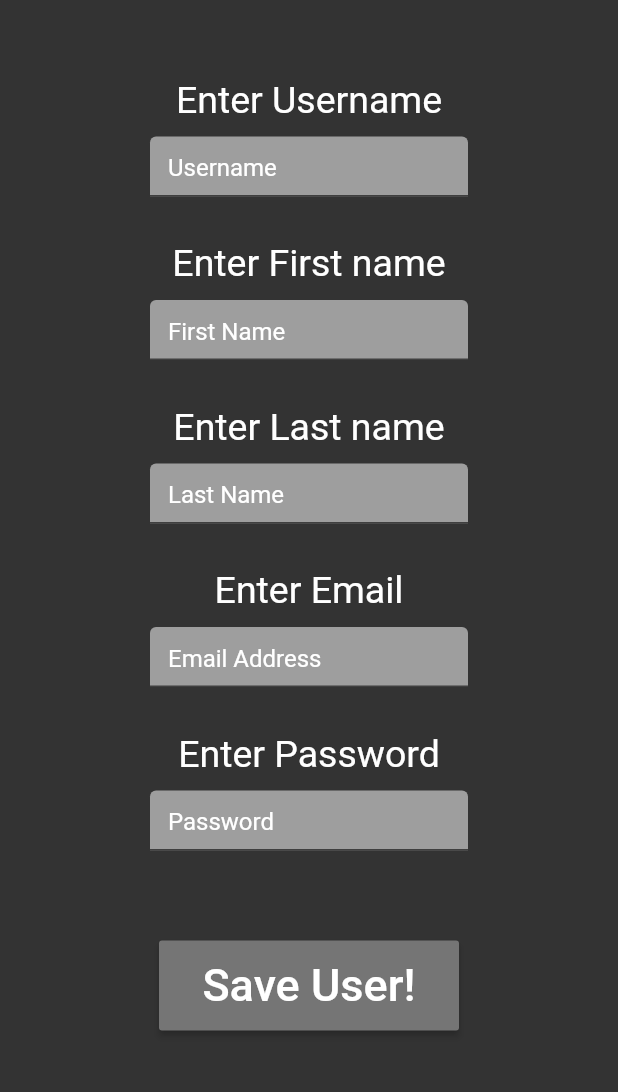
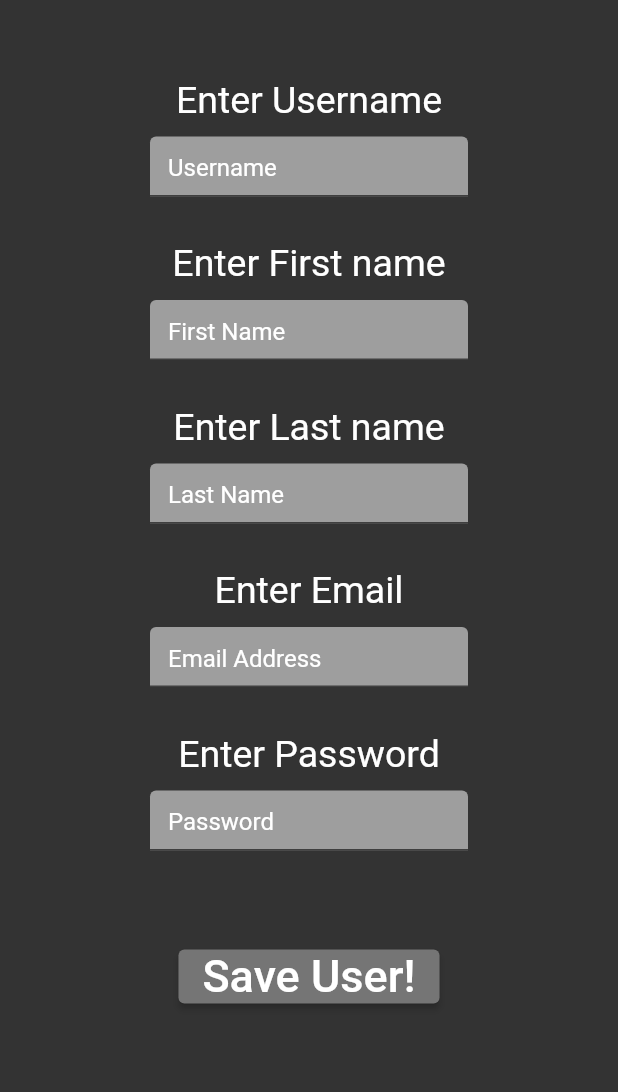
Before and after one commit to jasonc2901/Full-Stack-Flutter-Python-App, a Flutter app: the screen it shows after launch, after a tap on "New User", on a phone screen of 412 x 824 dp, the part 66-1158 px from its top. Run offline on Flutter 3.47's test engine with Material 2 defaults, Android fonts, the light colour scheme and no system bars; network calls fail; Roboto replaces fonts that are missing (Calibri).

Commit message:
Updated for flutter 2.0

```diff
--- a/lib/CustomAlert/CustomAlertDialog.dart
+++ b/lib/CustomAlert/CustomAlertDialog.dart
@@ -72,8 +72,8 @@ class CustomDialog extends StatelessWidget {
               SizedBox(height: 24.0),
               Align(
                 alignment: Alignment.bottomCenter,
-                child: FlatButton(
-                  color: buttonColor,
+                child: TextButton(
+                  style: ButtonStyle(backgroundColor: MaterialStateProperty.all(buttonColor)),
                   onPressed: () {
                     Navigator.of(context).pop(); // To close the dialog
                   },
--- a/lib/main.dart
+++ b/lib/main.dart
@@ -1,6 +1,6 @@
 import 'package:flutter/material.dart';
 import 'package:simple_api_app/view/home_screen.dart';
-import 'package:simple_api_app/view/user_details_view.dart';
+// import 'package:simple_api_app/view/user_details_view.dart';
 
 void main() => runApp(MyApp());
 
--- a/lib/view/home_screen.dart
+++ b/lib/view/home_screen.dart
@@ -1,5 +1,5 @@
 import 'package:flutter/material.dart';
-import 'package:simple_api_app/blocs/addUserBloc.dart';
+// import 'package:simple_api_app/blocs/addUserBloc.dart';
 import 'package:simple_api_app/view/new_user_setup.dart';
 import 'package:simple_api_app/view/user_details_view.dart';
 
@@ -38,13 +38,13 @@ class _GetHomeState extends State<HomePage> {
                 ButtonTheme(
                   minWidth: 150,
                   height: 70,
-                  child: RaisedButton(
+                  child: ElevatedButton(
                     onPressed: () {
                       print("New User Button Pressed!!!");
                       Navigator.of(context).push(MaterialPageRoute(
                         builder: (context) => CreateNewUserPage()));
                     },
-                    color: Colors.grey[600],
+                    style: ButtonStyle(backgroundColor: MaterialStateProperty.all(Colors.grey[600])),
                     child: Text('New User',
                         style: TextStyle(fontSize: 27, color: Colors.white)),
                   ),
@@ -55,7 +55,7 @@ class _GetHomeState extends State<HomePage> {
                 ButtonTheme(
                   minWidth: 150,
                   height: 70,
-                  child: RaisedButton(
+                  child: ElevatedButton(
                     onPressed: () {
                       print("Existing User Button Pressed!!!");
                       Navigator.push(
@@ -63,7 +63,7 @@ class _GetHomeState extends State<HomePage> {
                         MaterialPageRoute(builder: (context) => GetUserDetails()),
                     );
                     },
-                    color: Colors.grey[600],
+                    style:ButtonStyle(backgroundColor:MaterialStateProperty.all(Colors.grey[600])),
                     child: Text('View User',
                         style: TextStyle(fontSize: 27, color: Colors.white)),
                   ),
--- a/lib/view/new_user_adding.dart
+++ b/lib/view/new_user_adding.dart
@@ -146,8 +146,9 @@ class Error extends StatelessWidget {
             ),
           ),
           SizedBox(height: 8),
-          RaisedButton(
-            color: Colors.white,
+          ElevatedButton(
+            style: ButtonStyle(
+                backgroundColor: MaterialStateProperty.all(Colors.white)),
             child: Text('Retry', style: TextStyle(color: Colors.black)),
             onPressed: onRetryPressed,
           )
--- a/lib/view/new_user_setup.dart
+++ b/lib/view/new_user_setup.dart
@@ -51,9 +51,8 @@ class _CreateNewUserState extends State<CreateNewUserPage> {
                 );
               })),
       backgroundColor: Color(0xFF333333),
-      body: ListView(
-        children: <Widget>[
-          Container(
+      body: ListView(children: <Widget>[
+        Container(
           child: Center(
             child: Column(
               children: <Widget>[
@@ -230,8 +229,8 @@ class _CreateNewUserState extends State<CreateNewUserPage> {
                   child: ButtonTheme(
                     minWidth: 200,
                     height: 60,
-                    child: RaisedButton(
-                      color: Colors.grey[600],
+                    child: ElevatedButton(
+                      style: ButtonStyle(backgroundColor: MaterialStateProperty.all(Colors.grey[600])),
                       child: Text(
                         "Save User!",
                         style: TextStyle(color: Colors.white, fontSize: 30),
@@ -244,7 +243,6 @@ class _CreateNewUserState extends State<CreateNewUserPage> {
                         String password = passwordController.text;
                         String emailaddress = emailController.text;
                         String imageurl = "";
-
                         if (username.length < 1 ||
                             firstname.length < 1 ||
                             lastname.length < 1 ||
@@ -252,17 +250,25 @@ class _CreateNewUserState extends State<CreateNewUserPage> {
                             emailaddress.length < 1) {
                           showDialog(
                               context: context,
-                              child: new CustomDialog(
-                                title: 'Blank field!',
-                                description: "Please ensure fields are filled.",
-                                buttonText: "Okay",
-                                alertImage: "assets/x.png",
-                                buttonColor: Colors.red[700],
-                              ));
+                              builder: (context) {
+                                return CustomDialog(
+                                  title: 'Blank field!',
+                                  description:
+                                      "Please ensure fields are filled.",
+                                  buttonText: "Okay",
+                                  alertImage: "assets/x.png",
+                                  buttonColor: Colors.red[700],
+                                );
+                              });
                         } else {
                           Navigator.of(context).push(MaterialPageRoute(
-                          builder: (context) =>
-                              SendUserToAPI(username,firstname,lastname,password, emailaddress,imageurl)));
+                              builder: (context) => SendUserToAPI(
+                                  username,
+                                  firstname,
+                                  lastname,
+                                  password,
+                                  emailaddress,
+                                  imageurl)));
                         }
                       },
                     ),
@@ -272,8 +278,7 @@ class _CreateNewUserState extends State<CreateNewUserPage> {
             ),
           ),
         ),
-        ]
-      ),
+      ]),
     );
   }
 }
--- a/lib/view/show_user.dart
+++ b/lib/view/show_user.dart
@@ -177,8 +177,8 @@ class Error extends StatelessWidget {
             ),
           ),
           SizedBox(height: 8),
-          RaisedButton(
-            color: Colors.white,
+          ElevatedButton(
+            style: ButtonStyle(backgroundColor: MaterialStateProperty.all(Colors.white)),
             child: Text('Retry', style: TextStyle(color: Colors.black)),
             onPressed: onRetryPressed,
           )
```
Also changed, not shown: lib/view/user_details_view.dart (+13 -11 lines), pubspec.lock.
